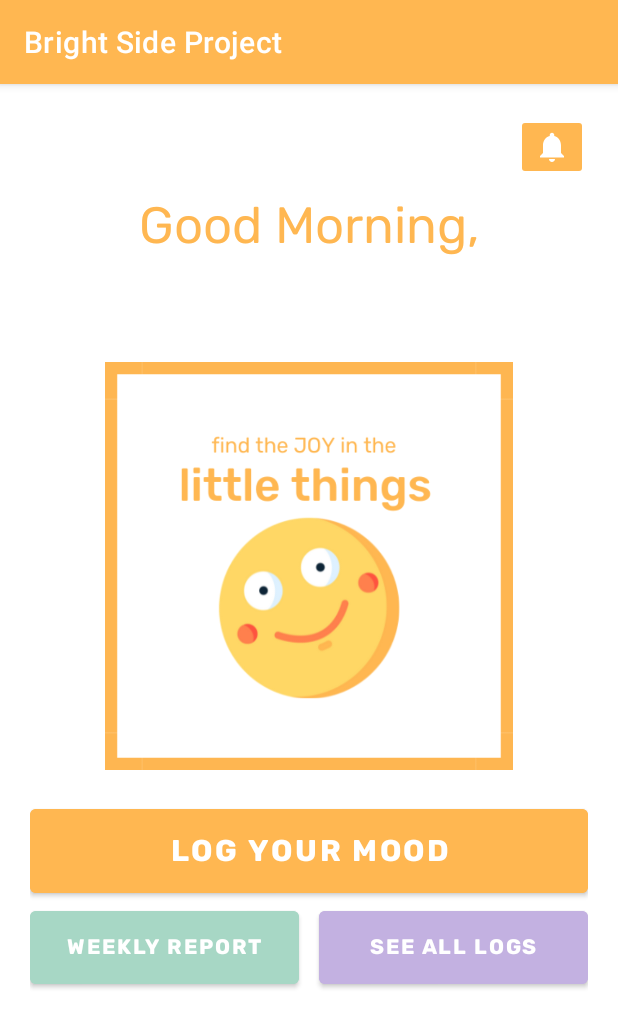
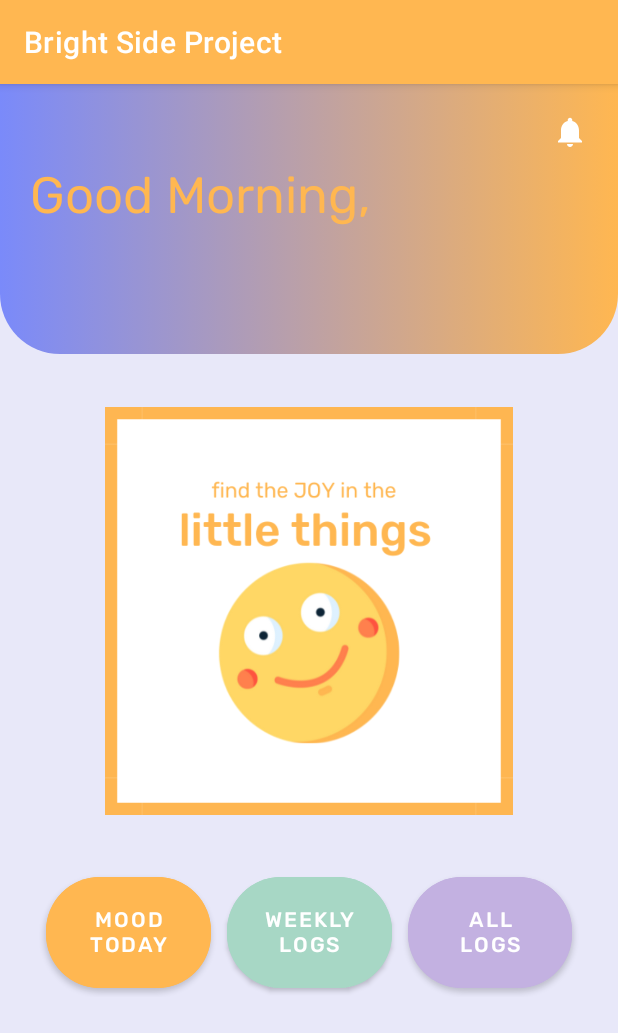
Before and after one commit to diegooooop/Bright_Side_Project, an Android app: the HomePageActivity screen opened directly, with no data from a screen before it, on a phone screen of 412 x 824 dp. Shown: the top 1033 px of the screen. Run offline under Robolectric (Android 15) with nearby library versions, the phone set to English and light mode, and no system bars.

Commit message:
secondary and home page layout done

```diff
--- /dev/null
+++ b/app/src/main/res/drawable/top_background_gradient.xml
@@ -0,0 +1,9 @@
+<?xml version="1.0" encoding="utf-8"?>
+<selector xmlns:android="http://schemas.android.com/apk/res/android">
+<item>
+    <shape android:shape = "rectangle">
+        <corners android:bottomLeftRadius="40dp" android:bottomRightRadius="40dp" />
+        <gradient android:startColor="@color/light_blue" android:endColor="@color/yellow" android:angle="0"/>
+    </shape>
+</item>
+</selector>
--- a/app/src/main/res/layout/activity_home_page.xml
+++ b/app/src/main/res/layout/activity_home_page.xml
@@ -4,7 +4,27 @@
     xmlns:tools="http://schemas.android.com/tools"
     android:layout_width="match_parent"
     android:layout_height="match_parent"
+    android:background="@color/light_purple"
     tools:context=".HomePageActivity">
+
+    <androidx.constraintlayout.widget.ConstraintLayout
+        android:layout_width="match_parent"
+        android:layout_height="180dp"
+        app:layout_constraintEnd_toEndOf="parent"
+        app:layout_constraintStart_toStartOf="parent"
+        app:layout_constraintTop_toTopOf="parent">
+
+        <ImageView
+            android:id="@+id/imageView3"
+            android:layout_width="0dp"
+            android:layout_height="0dp"
+            app:layout_constraintBottom_toBottomOf="parent"
+            app:layout_constraintEnd_toEndOf="parent"
+            app:layout_constraintStart_toStartOf="parent"
+            app:layout_constraintTop_toTopOf="parent"
+            app:srcCompat="@drawable/top_background_gradient" />
+
+    </androidx.constraintlayout.widget.ConstraintLayout>
 
     <LinearLayout
         android:id="@+id/ll_homepage"
@@ -34,7 +54,7 @@
                 android:layout_width="wrap_content"
                 android:layout_height="wrap_content"
                 android:adjustViewBounds="true"
-                android:backgroundTint="@color/yellow"
+                android:background="@null"
                 app:srcCompat="@drawable/ic_notification" />
 
         </LinearLayout>
@@ -43,8 +63,8 @@
             android:id="@+id/greetingTv"
             android:layout_width="match_parent"
             android:layout_height="wrap_content"
-            android:gravity="center"
             android:fontFamily="@font/rubik"
+            android:gravity="start"
             android:text="Good Morning,"
             android:textColor="@color/yellow"
             android:textSize="34sp" />
@@ -55,18 +75,18 @@
             android:layout_height="wrap_content"
             android:layout_gravity="center"
             android:fontFamily="@font/rubik_bold"
-            android:gravity="center"
+            android:gravity="start"
             android:text="Name"
-            android:textColor="@color/yellow"
+            android:textColor="@android:color/white"
             android:textSize="48sp" />
 
         <ImageView
             android:id="@+id/affirmationIv"
             android:layout_width="wrap_content"
             android:layout_height="wrap_content"
-            android:layout_marginTop="10dp"
+            android:layout_gravity="center"
+            android:layout_marginTop="60dp"
             android:layout_marginBottom="20dp"
-            android:layout_gravity="center"
             android:adjustViewBounds="true"
             android:outlineProvider="background"
             android:paddingLeft="50dp"
@@ -74,51 +94,63 @@
             android:scaleType="fitCenter"
             app:srcCompat="@drawable/affirmation1" />
 
-        <Button
-            android:id="@+id/moodBtn"
-            android:layout_width="match_parent"
-            android:layout_height="wrap_content"
-            android:layout_gravity="center_horizontal"
-            android:backgroundTint="@color/yellow"
-            android:padding="15dp"
-            android:fontFamily="@font/rubik_bold"
-            android:text="Log your mood"
-            android:textAlignment="center"
-            android:textColor="@android:color/white"
-            android:textSize="20sp" />
-
         <LinearLayout
             android:layout_width="match_parent"
             android:layout_height="wrap_content"
+            android:layout_marginTop="10dp"
+            android:padding="5dp"
             android:orientation="horizontal">
+
+            <Button
+                android:id="@+id/moodBtn"
+                android:layout_width="match_parent"
+                android:layout_height="wrap_content"
+                android:layout_gravity="center_horizontal"
+                android:layout_marginLeft="5dp"
+                android:layout_marginRight="5dp"
+                android:layout_weight="2"
+                android:backgroundTint="@color/yellow"
+                android:fontFamily="@font/rubik_medium"
+                android:padding="20dp"
+                android:text="Mood today"
+                android:textAlignment="center"
+                android:textColor="@android:color/white"
+                android:textSize="14sp"
+                app:cornerRadius="36dp" />
 
             <Button
                 android:id="@+id/weekBtn"
                 android:layout_width="match_parent"
                 android:layout_height="wrap_content"
                 android:layout_gravity="center_horizontal"
-                android:layout_marginRight="10px"
-                android:layout_weight="1"
+                android:layout_marginRight="5dp"
+                android:layout_marginLeft="5dp"
+                android:layout_weight="2"
                 android:backgroundTint="@color/blue"
-                android:padding="15dp"
-                android:fontFamily="@font/rubik_bold"
-                android:text="Weekly Report"
+                android:fontFamily="@font/rubik_medium"
+                android:padding="20dp"
+                android:text="Weekly Logs"
                 android:textAlignment="center"
-                android:textColor="@android:color/white" />
+                android:textColor="@android:color/white"
+                android:textSize="14sp"
+                app:cornerRadius="36dp" />
 
             <Button
                 android:id="@+id/logsBtn"
                 android:layout_width="match_parent"
                 android:layout_height="wrap_content"
                 android:layout_gravity="center_horizontal"
-                android:layout_marginLeft="10px"
-                android:layout_weight="1"
+                android:layout_marginRight="5dp"
+                android:layout_marginLeft="5dp"
+                android:layout_weight="2"
                 android:backgroundTint="@color/purple"
-                android:padding="15dp"
-                android:fontFamily="@font/rubik_bold"
-                android:text="See all logs"
+                android:fontFamily="@font/rubik_medium"
+                android:padding="20dp"
+                android:text="All logs"
                 android:textAlignment="center"
-                android:textColor="@android:color/white" />
+                android:textColor="@android:color/white"
+                android:textSize="14sp"
+                app:cornerRadius="36dp" />
         </LinearLayout>
 
     </LinearLayout>
--- a/app/src/main/res/layout/activity_splash_screen.xml
+++ b/app/src/main/res/layout/activity_splash_screen.xml
@@ -4,6 +4,7 @@
     xmlns:tools="http://schemas.android.com/tools"
     android:layout_width="match_parent"
     android:layout_height="match_parent"
+    android:background="@color/light_purple"
     tools:context=".SplashScreenActivity">
 
     <ImageView
--- a/app/src/main/res/values/colors.xml
+++ b/app/src/main/res/values/colors.xml
@@ -4,4 +4,6 @@
     <color name="green">#2BB336</color>
     <color name="blue">#A7D7C5</color>
     <color name="purple">#C3B1E1</color>
+    <color name="light_purple">#E8E8F9</color>
+    <color name="light_blue">#7A8AFA</color>
 </resources>
```
Also changed, not shown: app/src/main/res/drawable/side_background_gradient.xml (added, +9 -0 lines), app/src/main/res/layout/activity_secondary.xml (+41 -8 lines), app/src/main/res/layout/activity_settings.xml (+9 -2 lines).
